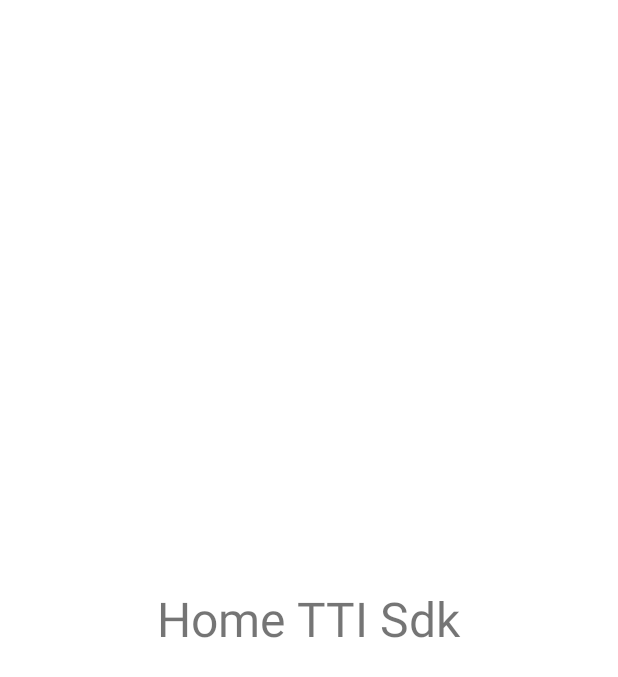
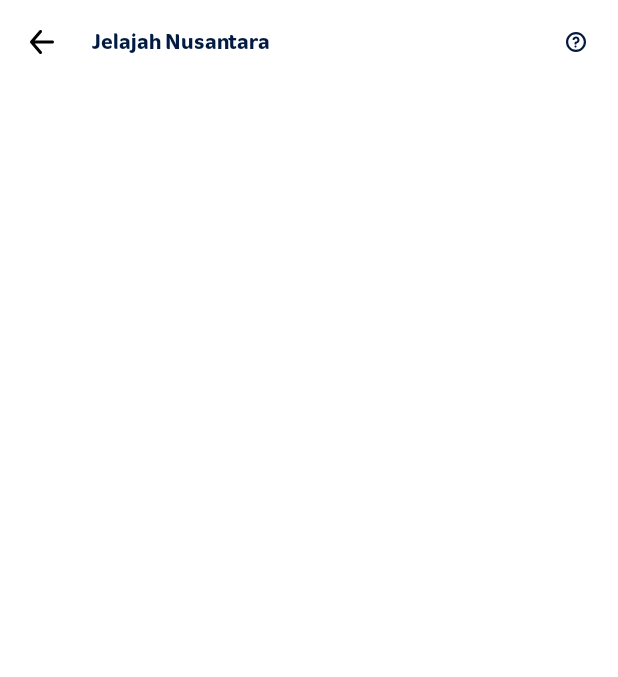
Before and after one commit to giovanileitevitor/TTI2-SDK, an Android app: the layout activity_home.xml on its own in the app's theme, with its tools: preview values and no code run, on a phone screen of 412 x 824 dp. Shown: the top 677 px of the screen. Run offline under Robolectric (Android 15) with nearby library versions, the phone set to English and light mode, and no system bars.

Commit message:
fluxo de frgmants adicionadp

```diff
--- a/settings.gradle
+++ b/settings.gradle
@@ -7,6 +7,6 @@ dependencyResolutionManagement {
         jcenter()
     }
 }
-rootProject.name = "Demo"
+rootProject.name = "Jelajah Nusantara"
 include ':app'
 include ':tti2sdk'
--- /dev/null
+++ b/tti2sdk/src/main/res/drawable/ic_back_arrow.xml
@@ -0,0 +1,10 @@
+<vector xmlns:android="http://schemas.android.com/apk/res/android"
+    android:width="16dp"
+    android:height="16dp"
+    android:viewportWidth="16"
+    android:viewportHeight="16">
+  <path
+      android:pathData="M0.2455,7.3436C0.0926,7.5193 0,7.7488 0,8C0,8.0036 0,8.0072 0.0001,8.0108C0.0027,8.2563 0.0937,8.4805 0.2428,8.6532L6.2407,15.6508C6.6002,16.0701 7.2315,16.1187 7.6508,15.7592C8.0701,15.3998 8.1187,14.7685 7.7593,14.3492L3.1742,9L15,9C15.5523,9 16,8.5522 16,8C16,7.4477 15.5523,7 15,7L3.1742,7L7.7593,1.6508C8.1187,1.2314 8.0701,0.6001 7.6508,0.2407C7.2315,-0.1187 6.6002,-0.0701 6.2407,0.3492L0.2455,7.3436Z"
+      android:fillColor="#000000"
+      android:fillType="evenOdd"/>
+</vector>
--- /dev/null
+++ b/tti2sdk/src/main/res/drawable/icon_help.xml
@@ -0,0 +1,17 @@
+<vector xmlns:android="http://schemas.android.com/apk/res/android"
+    android:width="24dp"
+    android:height="24dp"
+    android:viewportWidth="24"
+    android:viewportHeight="24">
+  <path
+      android:pathData="M12,4.222C7.704,4.222 4.222,7.704 4.222,12C4.222,16.295 7.704,19.778 12,19.778C16.295,19.778 19.778,16.295 19.778,12C19.778,7.704 16.295,4.222 12,4.222ZM2,12C2,6.477 6.477,2 12,2C17.523,2 22,6.477 22,12C22,17.523 17.523,22 12,22C6.477,22 2,17.523 2,12Z"
+      android:fillColor="#001A41"
+      android:fillType="evenOdd"/>
+  <path
+      android:pathData="M12.5,16.5C12.5,17.052 12.052,17.5 11.5,17.5C10.948,17.5 10.5,17.052 10.5,16.5C10.5,15.948 10.948,15.5 11.5,15.5C12.052,15.5 12.5,15.948 12.5,16.5Z"
+      android:fillColor="#001A41"/>
+  <path
+      android:pathData="M10,10C10.276,10 10.492,9.77 10.582,9.509C10.785,8.922 11.344,8.5 12,8.5C12.828,8.5 13.5,9.172 13.5,10C13.5,10.828 12.828,11.5 12,11.5C11,11.5 10.5,12.568 10.5,13.5V14C10.5,14.276 10.724,14.5 11,14.5H12C12.276,14.5 12.5,14.276 12.5,14V13.465C14.196,13.222 15.5,11.763 15.5,10C15.5,8.067 13.933,6.5 12,6.5C10.236,6.5 8.777,7.805 8.535,9.501C8.496,9.775 8.724,10 9,10H10Z"
+      android:fillColor="#001A41"
+      android:fillType="evenOdd"/>
+</vector>
--- a/tti2sdk/src/main/res/layout/activity_home.xml
+++ b/tti2sdk/src/main/res/layout/activity_home.xml
@@ -1,10 +1,15 @@
 <?xml version="1.0" encoding="utf-8"?>
-<androidx.constraintlayout.widget.ConstraintLayout xmlns:android="http://schemas.android.com/apk/res/android"
+<androidx.constraintlayout.widget.ConstraintLayout
+    xmlns:android="http://schemas.android.com/apk/res/android"
     xmlns:app="http://schemas.android.com/apk/res-auto"
     xmlns:tools="http://schemas.android.com/tools"
     android:layout_width="match_parent"
     android:layout_height="match_parent"
     tools:context=".ui.home.HomeActivity">
+
+    <RelativeLayout
+        android:layout_width="match_parent"
+        android:layout_height="match_parent">
 
         <TextView
             android:id="@+id/labelHome"
@@ -18,4 +23,17 @@
             app:layout_constraintTop_toTopOf="parent"
             tools:text="Home TTI Sdk"/>
 
+        <com.timwe.tti2sdk.ui.generic.TtiToolbar
+            android:id="@+id/tti_toolbar"
+            android:layout_width="match_parent"
+            android:layout_height="wrap_content" />
+
+        <FrameLayout
+            android:layout_below="@+id/tti_toolbar"
+            android:id="@+id/ttil_sdk_main_frame_layout"
+            android:layout_width="match_parent"
+            android:layout_height="match_parent" />
+
+    </RelativeLayout>
+
 </androidx.constraintlayout.widget.ConstraintLayout>
--- /dev/null
+++ b/tti2sdk/src/main/res/layout/tti_toolbar.xml
@@ -0,0 +1,37 @@
+<?xml version="1.0" encoding="utf-8"?>
+<RelativeLayout xmlns:android="http://schemas.android.com/apk/res/android"
+    android:layout_width="match_parent"
+    android:layout_height="@dimen/tti_toolbar_height"
+    android:background="#FFFFFF">
+
+    <ImageView
+        android:id="@+id/tti_toolbar_left_icon"
+        android:layout_width="wrap_content"
+        android:layout_height="?android:attr/actionBarSize"
+        android:layout_gravity="center"
+        android:paddingHorizontal="20dp"
+        android:src="@drawable/ic_back_arrow" />
+
+    <TextView
+        android:id="@+id/textView1"
+        android:layout_width="match_parent"
+        android:layout_height="wrap_content"
+        android:layout_centerInParent="true"
+        android:layout_marginHorizontal="5dp"
+        android:layout_toStartOf="@+id/tti_toolbar_right_icon"
+        android:layout_toEndOf="@+id/tti_toolbar_left_icon"
+        android:fontFamily="@font/telkomsel_batik_sans_bold"
+        android:gravity="left"
+        android:text="@string/toolbar_title_tti"
+        android:textColor="@color/blue_dark" />
+
+    <ImageView
+        android:id="@+id/tti_toolbar_right_icon"
+        android:layout_width="16dp"
+        android:layout_height="16dp"
+        android:layout_alignParentEnd="true"
+        android:layout_centerVertical="true"
+        android:layout_marginHorizontal="20dp"
+        android:src="@drawable/icon_help" />
+
+</RelativeLayout>
--- a/tti2sdk/src/main/res/values/dimens.xml
+++ b/tti2sdk/src/main/res/values/dimens.xml
@@ -9,4 +9,8 @@
     <dimen name="fifteen_sp">15sp</dimen>
     <dimen name="sixteen_sp">16sp</dimen>
     <dimen name="twenty_four_sp">24sp</dimen>
+
+    <dimen name="tti_toolbar_height">56dp</dimen>
+
+
 </resources>
--- a/tti2sdk/src/main/res/values/strings.xml
+++ b/tti2sdk/src/main/res/values/strings.xml
@@ -2,5 +2,6 @@
 <resources>
 
     <string name="label_home"> Home TTI2 SDK</string>
+    <string name="toolbar_title_tti">Jelajah Nusantara</string>
 
 </resources>
```
Also changed, not shown: tti2sdk/src/main/java/com/timwe/tti2sdk/ui/Navigation.kt (added, +38 -0 lines), tti2sdk/src/main/java/com/timwe/tti2sdk/ui/fragments/BaseFragment.kt (added, +9 -0 lines), tti2sdk/src/main/java/com/timwe/tti2sdk/ui/fragments/HomeFragment.kt (added, +34 -0 lines), tti2sdk/src/main/java/com/timwe/tti2sdk/ui/fragments/MissionsFragment.kt (added, +34 -0 lines), tti2sdk/src/main/java/com/timwe/tti2sdk/ui/generic/TtiToolbar.java (added, +118 -0 lines), tti2sdk/src/main/java/com/timwe/tti2sdk/ui/home/HomeActivity.kt (+20 -1 lines), tti2sdk/src/main/java/com/timwe/utils/Utils.java (added, +45 -0 lines), tti2sdk/src/main/res/layout/fragment_home.xml (added, +19 -0 lines), tti2sdk/src/main/res/layout/fragment_missions.xml (added, +19 -0 lines), tti2sdk/src/main/res/font/telkomsel_batik_regular.otf (deleted), tti2sdk/src/main/res/font/telkomsel_batik_sans_bold.otf (added), tti2sdk/src/main/res/font/telkomsel_batik_sans_regular.otf (added), 1 other file. Lines whose indentation alone changed are shown as unchanged.
